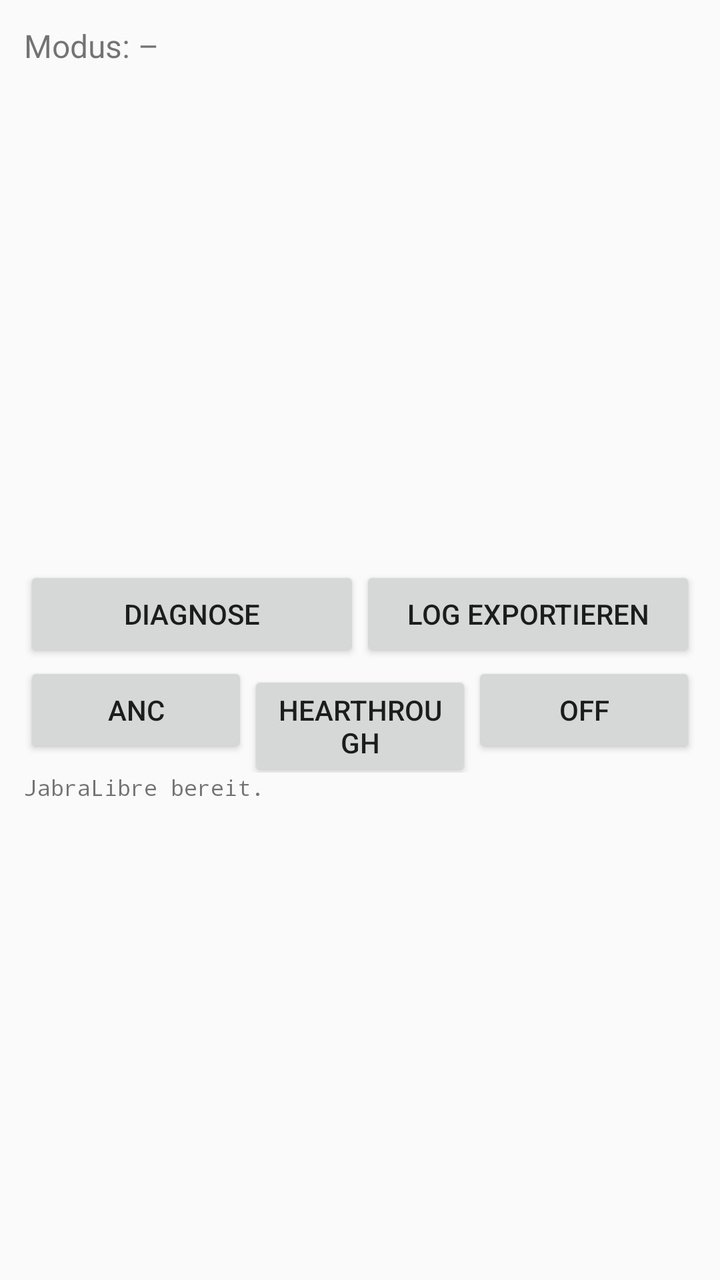
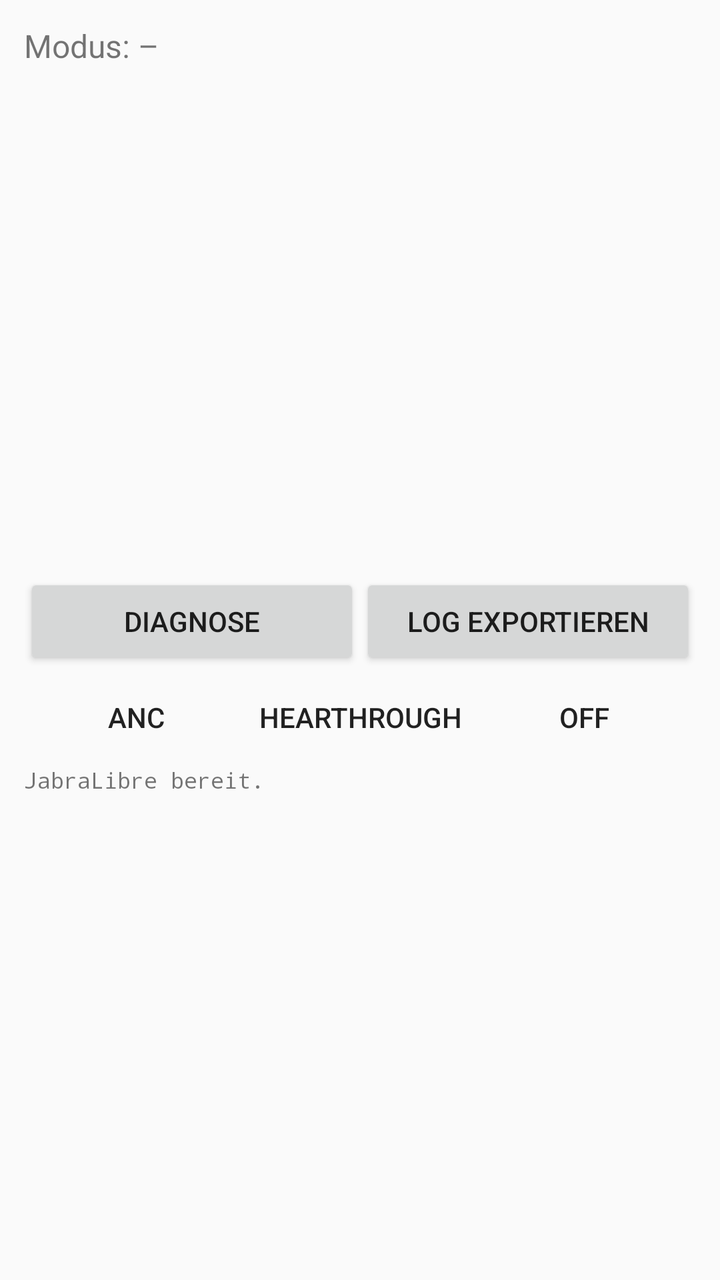

An Android layout rendered at two revisions. The XML below is the earlier revision; the diff shows what the commit changed to produce the second picture.
<!-- AndroidManifest.xml: application theme Theme.JabraLibre -->
<!-- res/layout/activity_main.xml -->
<?xml version="1.0" encoding="utf-8"?>
<LinearLayout xmlns:android="http://schemas.android.com/apk/res/android"
    android:layout_width="match_parent" android:layout_height="match_parent"
    android:orientation="vertical" android:padding="12dp">

    <TextView
        android:id="@+id/status"
        android:layout_width="match_parent" android:layout_height="wrap_content"
        android:text="Modus: –" android:textSize="16sp" android:paddingBottom="8dp" />

    <ListView
        android:id="@+id/devices"
        android:layout_width="match_parent" android:layout_height="0dp"
        android:layout_weight="1" />

    <LinearLayout
        android:layout_width="match_parent" android:layout_height="wrap_content"
        android:orientation="horizontal">

        <Button android:id="@+id/btnDiag" android:layout_width="0dp"
            android:layout_height="wrap_content" android:layout_weight="1"
            android:text="Diagnose" />

        <Button android:id="@+id/btnShare" android:layout_width="0dp"
            android:layout_height="wrap_content" android:layout_weight="1"
            android:text="Log exportieren" />
    </LinearLayout>

    <LinearLayout
        android:layout_width="match_parent" android:layout_height="wrap_content"
        android:orientation="horizontal">

        <Button android:id="@+id/btnAnc" android:layout_width="0dp"
            android:layout_height="wrap_content" android:layout_weight="1" android:text="ANC" />
        <Button android:id="@+id/btnHt" android:layout_width="0dp"
            android:layout_height="wrap_content" android:layout_weight="1" android:text="HearThrough" />
        <Button android:id="@+id/btnOff" android:layout_width="0dp"
            android:layout_height="wrap_content" android:layout_weight="1" android:text="Off" />
    </LinearLayout>

    <ScrollView
        android:layout_width="match_parent" android:layout_height="0dp"
        android:layout_weight="1">
        <TextView
            android:id="@+id/log"
            android:layout_width="match_parent" android:layout_height="wrap_content"
            android:fontFamily="monospace" android:textSize="11sp"
            android:text="JabraLibre bereit.\n" />
    </ScrollView>
</LinearLayout>
<!-- resources referenced by this layout -->
<resources>
  <style name="Theme.JabraLibre" parent="Theme.AppCompat.DayNight.DarkActionBar" />
</resources>

<!-- the commit's change to res/layout/activity_main.xml (unified diff, before → after) -->
@@ -1,7 +1,8 @@
 <?xml version="1.0" encoding="utf-8"?>
 <LinearLayout xmlns:android="http://schemas.android.com/apk/res/android"
     android:layout_width="match_parent" android:layout_height="match_parent"
-    android:orientation="vertical" android:padding="12dp">
+    android:orientation="vertical" android:padding="12dp"
+    android:fitsSystemWindows="true">
 
     <TextView
         android:id="@+id/status"
@@ -31,11 +32,14 @@
         android:orientation="horizontal">
 
         <Button android:id="@+id/btnAnc" android:layout_width="0dp"
-            android:layout_height="wrap_content" android:layout_weight="1" android:text="ANC" />
+            android:layout_height="wrap_content" android:layout_weight="1" android:text="ANC"
+            android:background="@drawable/mode_button_bg" />
         <Button android:id="@+id/btnHt" android:layout_width="0dp"
-            android:layout_height="wrap_content" android:layout_weight="1" android:text="HearThrough" />
+            android:layout_height="wrap_content" android:layout_weight="1" android:text="HearThrough"
+            android:background="@drawable/mode_button_bg" />
         <Button android:id="@+id/btnOff" android:layout_width="0dp"
-            android:layout_height="wrap_content" android:layout_weight="1" android:text="Off" />
+            android:layout_height="wrap_content" android:layout_weight="1" android:text="Off"
+            android:background="@drawable/mode_button_bg" />
     </LinearLayout>
 
     <ScrollView
<!-- resource entries referenced after the edit -->
@@ -1,5 +1,22 @@
 <!-- resources referenced by this layout -->
 <resources>
+  <!-- drawable mode_button_bg (drawable) -->
+  <?xml version="1.0" encoding="utf-8"?>
+  <selector xmlns:android="http://schemas.android.com/apk/res/android">
+      <item android:state_activated="true">
+          <shape android:shape="rectangle">
+              <corners android:radius="10dp" />
+              <solid android:color="#164ADE80" />
+              <stroke android:width="3dp" android:color="#4ADE80" />
+          </shape>
+      </item>
+      <item>
+          <shape android:shape="rectangle">
+              <corners android:radius="10dp" />
+              <solid android:color="#00000000" />
+          </shape>
+      </item>
+  </selector>
   <style name="Theme.JabraLibre" parent="Theme.AppCompat.DayNight.DarkActionBar" />
 </resources>
 
